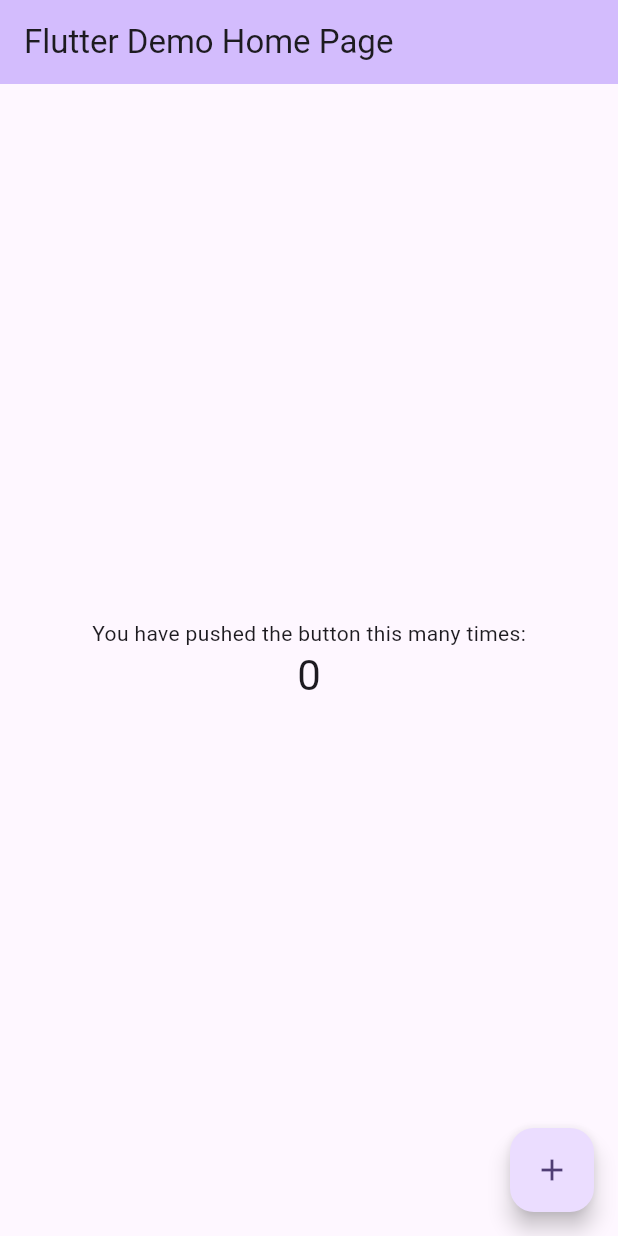
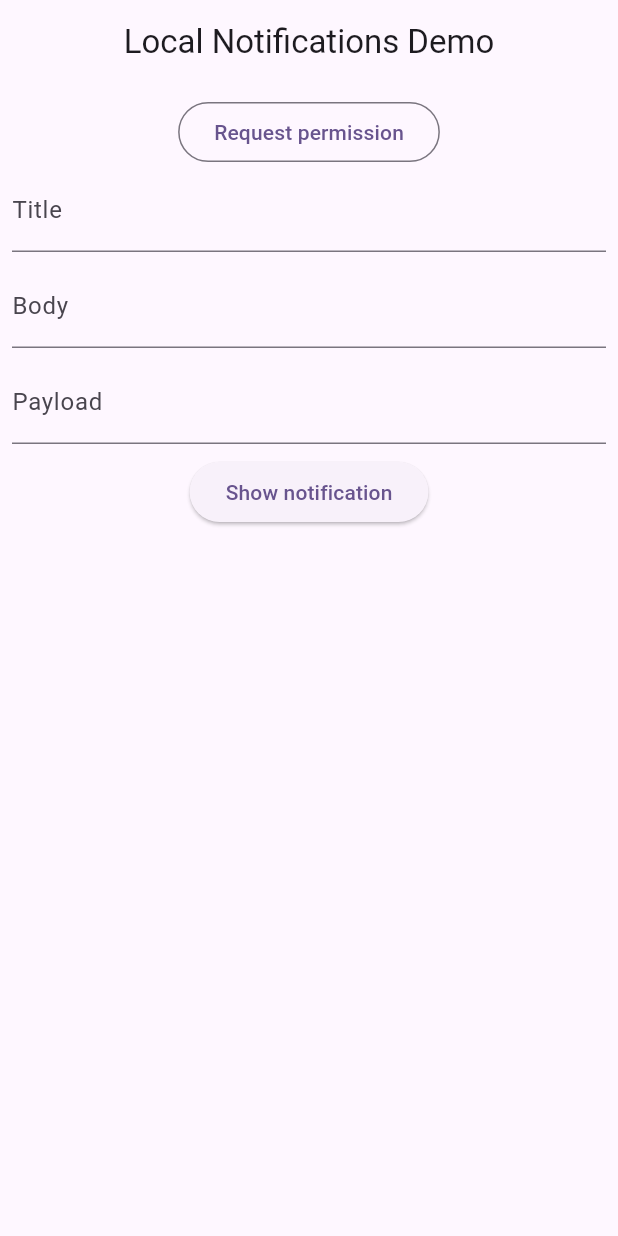
Before and after one commit to AhmadAmerBakran/notification-app-demo, a Flutter app: the screen it shows after launch, on a phone screen of 412 x 824 dp. Run offline on Flutter 3.47's test engine with Material 3 defaults, Android fonts, the phone set to English and light mode, and no system bars; our stand-ins replace awesome_notifications.

Commit message:
week15-day1 exercises have been implemented

```diff
--- a/lib/main.dart
+++ b/lib/main.dart
@@ -1,125 +1,50 @@
+import 'package:awesome_notifications_demo/notification_service.dart';
 import 'package:flutter/material.dart';
+import 'package:provider/provider.dart';
 
-void main() {
-  runApp(const MyApp());
+import 'notification_form.dart';
+import 'theme.dart';
+
+void main() async {
+  final notification = NotificationService();
+  await notification.initialize();
+  runApp(Provider<NotificationService>.value(
+    value: notification,
+    child: const MyApp(),
+  ));
 }
 
-class MyApp extends StatelessWidget {
+class MyApp extends StatefulWidget {
   const MyApp({super.key});
 
-  // This widget is the root of your application.
+  static final GlobalKey<NavigatorState> navigatorKey =
+  GlobalKey<NavigatorState>();
+
   @override
-  Widget build(BuildContext context) {
-    return MaterialApp(
-      title: 'Flutter Demo',
-      theme: ThemeData(
-        // This is the theme of your application.
-        //
-        // TRY THIS: Try running your application with "flutter run". You'll see
-        // the application has a purple toolbar. Then, without quitting the app,
-        // try changing the seedColor in the colorScheme below to Colors.green
-        // and then invoke "hot reload" (save your changes or press the "hot
-        // reload" button in a Flutter-supported IDE, or press "r" if you used
-        // the command line to start the app).
-        //
-        // Notice that the counter didn't reset back to zero; the application
-        // state is not lost during the reload. To reset the state, use hot
-        // restart instead.
-        //
-        // This works for code too, not just values: Most code changes can be
-        // tested with just a hot reload.
-        colorScheme: ColorScheme.fromSeed(seedColor: Colors.deepPurple),
-        useMaterial3: true,
-      ),
-      home: const MyHomePage(title: 'Flutter Demo Home Page'),
-    );
-  }
+  State<MyApp> createState() => _MyAppState();
 }
 
-class MyHomePage extends StatefulWidget {
-  const MyHomePage({super.key, required this.title});
-
-  // This widget is the home page of your application. It is stateful, meaning
-  // that it has a State object (defined below) that contains fields that affect
-  // how it looks.
-
-  // This class is the configuration for the state. It holds the values (in this
-  // case the title) provided by the parent (in this case the App widget) and
-  // used by the build method of the State. Fields in a Widget subclass are
-  // always marked "final".
-
-  final String title;
+class _MyAppState extends State<MyApp> {
+  final title = 'Local Notifications Demo';
 
   @override
-  State<MyHomePage> createState() => _MyHomePageState();
-}
-
-class _MyHomePageState extends State<MyHomePage> {
-  int _counter = 0;
-
-  void _incrementCounter() {
-    setState(() {
-      // This call to setState tells the Flutter framework that something has
-      // changed in this State, which causes it to rerun the build method below
-      // so that the display can reflect the updated values. If we changed
-      // _counter without calling setState(), then the build method would not be
-      // called again, and so nothing would appear to happen.
-      _counter++;
-    });
+  void initState() {
+    super.initState();
+    context.read<NotificationService>().setupCallbacks();
   }
 
   @override
   Widget build(BuildContext context) {
-    // This method is rerun every time setState is called, for instance as done
-    // by the _incrementCounter method above.
-    //
-    // The Flutter framework has been optimized to make rerunning build methods
-    // fast, so that you can just rebuild anything that needs updating rather
-    // than having to individually change instances of widgets.
-    return Scaffold(
-      appBar: AppBar(
-        // TRY THIS: Try changing the color here to a specific color (to
-        // Colors.amber, perhaps?) and trigger a hot reload to see the AppBar
-        // change color while the other colors stay the same.
-        backgroundColor: Theme.of(context).colorScheme.inversePrimary,
-        // Here we take the value from the MyHomePage object that was created by
-        // the App.build method, and use it to set our appbar title.
-        title: Text(widget.title),
+    return MaterialApp(
+      navigatorKey: MyApp.navigatorKey,
+      title: title,
+      color: brandColor,
+      theme: theme,
+      darkTheme: theme,
+      home: Scaffold(
+        appBar: AppBar(title: Text(title), centerTitle: true),
+        body: const NotificationForm(),
       ),
-      body: Center(
-        // Center is a layout widget. It takes a single child and positions it
-        // in the middle of the parent.
-        child: Column(
-          // Column is also a layout widget. It takes a list of children and
-          // arranges them vertically. By default, it sizes itself to fit its
-          // children horizontally, and tries to be as tall as its parent.
-          //
-          // Column has various properties to control how it sizes itself and
-          // how it positions its children. Here we use mainAxisAlignment to
-          // center the children vertically; the main axis here is the vertical
-          // axis because Columns are vertical (the cross axis would be
-          // horizontal).
-          //
-          // TRY THIS: Invoke "debug painting" (choose the "Toggle Debug Paint"
-          // action in the IDE, or press "p" in the console), to see the
-          // wireframe for each widget.
-          mainAxisAlignment: MainAxisAlignment.center,
-          children: <Widget>[
-            const Text(
-              'You have pushed the button this many times:',
-            ),
-            Text(
-              '$_counter',
-              style: Theme.of(context).textTheme.headlineMedium,
-            ),
-          ],
-        ),
-      ),
-      floatingActionButton: FloatingActionButton(
-        onPressed: _incrementCounter,
-        tooltip: 'Increment',
-        child: const Icon(Icons.add),
-      ), // This trailing comma makes auto-formatting nicer for build methods.
     );
   }
 }
--- /dev/null
+++ b/lib/notification_controller.dart
@@ -0,0 +1,40 @@
+import 'package:awesome_notifications/awesome_notifications.dart';
+import 'package:awesome_notifications_demo/main.dart';
+import 'package:awesome_notifications_demo/notification_screen.dart';
+import 'package:flutter/material.dart';
+
+class NotificationController {
+  /// Use this method to detect when a new notification or a schedule is created
+  @pragma("vm:entry-point")
+  static Future<void> onNotificationCreatedMethod(
+      ReceivedNotification receivedNotification) async {
+    // Your code goes here
+  }
+
+  /// Use this method to detect every time that a new notification is displayed
+  @pragma("vm:entry-point")
+  static Future<void> onNotificationDisplayedMethod(
+      ReceivedNotification receivedNotification) async {
+    // Your code goes here
+  }
+
+  /// Use this method to detect if the user dismissed a notification
+  @pragma("vm:entry-point")
+  static Future<void> onDismissActionReceivedMethod(
+      ReceivedAction receivedAction) async {
+    // Your code goes here
+  }
+
+  /// Use this method to detect when the user taps on a notification or action button
+  @pragma("vm:entry-point")
+  static Future<void> onActionReceivedMethod(
+      ReceivedAction receivedAction) async {
+    // Navigate into pages, avoiding to open the notification details page over another details page already opened
+    MyApp.navigatorKey.currentState?.pushAndRemoveUntil(
+      MaterialPageRoute(
+        builder: (context) => NotificationScreen(receivedAction),
+      ),
+          (route) => route.isFirst,
+    );
+  }
+}
--- /dev/null
+++ b/lib/notification_form.dart
@@ -0,0 +1,67 @@
+import 'package:awesome_notifications_demo/notification_service.dart';
+import 'package:flutter/material.dart';
+import 'package:provider/provider.dart';
+
+class NotificationForm extends StatefulWidget {
+  const NotificationForm({super.key});
+
+  @override
+  State<NotificationForm> createState() => _NotificationFormState();
+}
+
+class _NotificationFormState extends State<NotificationForm> {
+  final _titleController = TextEditingController();
+  final _bodyController = TextEditingController();
+  final _payloadController = TextEditingController();
+
+  @override
+  void dispose() {
+    _titleController.dispose();
+    _bodyController.dispose();
+    super.dispose();
+  }
+
+  @override
+  Widget build(BuildContext context) {
+    return Padding(
+      padding: const EdgeInsets.all(8.0),
+      child: Column(
+        children: [
+          OutlinedButton(
+            onPressed: () {
+              context.read<NotificationService>().requestPermission();
+            },
+            child: Text("Request permission"),
+          ),
+          TextFormField(
+            controller: _titleController,
+            decoration: const InputDecoration(label: Text("Title")),
+          ),
+          spacer,
+          TextFormField(
+            controller: _bodyController,
+            decoration: const InputDecoration(label: Text("Body")),
+          ),
+          spacer,
+          TextFormField(
+            controller: _payloadController,
+            decoration: const InputDecoration(label: Text("Payload")),
+          ),
+          spacer,
+          ElevatedButton(
+            onPressed: () {
+              context.read<NotificationService>().show(
+                title: _titleController.text,
+                body: _bodyController.text,
+                payload: {"text": _payloadController.text},
+              );
+            },
+            child: const Text("Show notification"),
+          )
+        ],
+      ),
+    );
+  }
+}
+
+const spacer = SizedBox(height: 8);
--- /dev/null
+++ b/lib/theme.dart
@@ -0,0 +1,11 @@
+import 'package:flutter/material.dart';
+
+const brandColor = Colors.deepPurple;
+
+final theme = ThemeData.from(
+    colorScheme: ColorScheme.fromSeed(
+        seedColor: brandColor, brightness: Brightness.light));
+
+final darkTheme = ThemeData.from(
+    colorScheme: ColorScheme.fromSeed(
+        seedColor: brandColor, brightness: Brightness.dark));
--- a/pubspec.yaml
+++ b/pubspec.yaml
@@ -37,6 +37,7 @@ dependencies:
   cupertino_icons: ^1.0.6
   awesome_notifications_core: 0.9.3
   awesome_notifications: any
+  provider: ^6.1.2
 
 dev_dependencies:
   flutter_test:
```
Also changed, not shown: lib/notification_screen.dart (added, +21 -0 lines), lib/notification_service.dart (added, +73 -0 lines), pubspec.lock, 3 other files.
